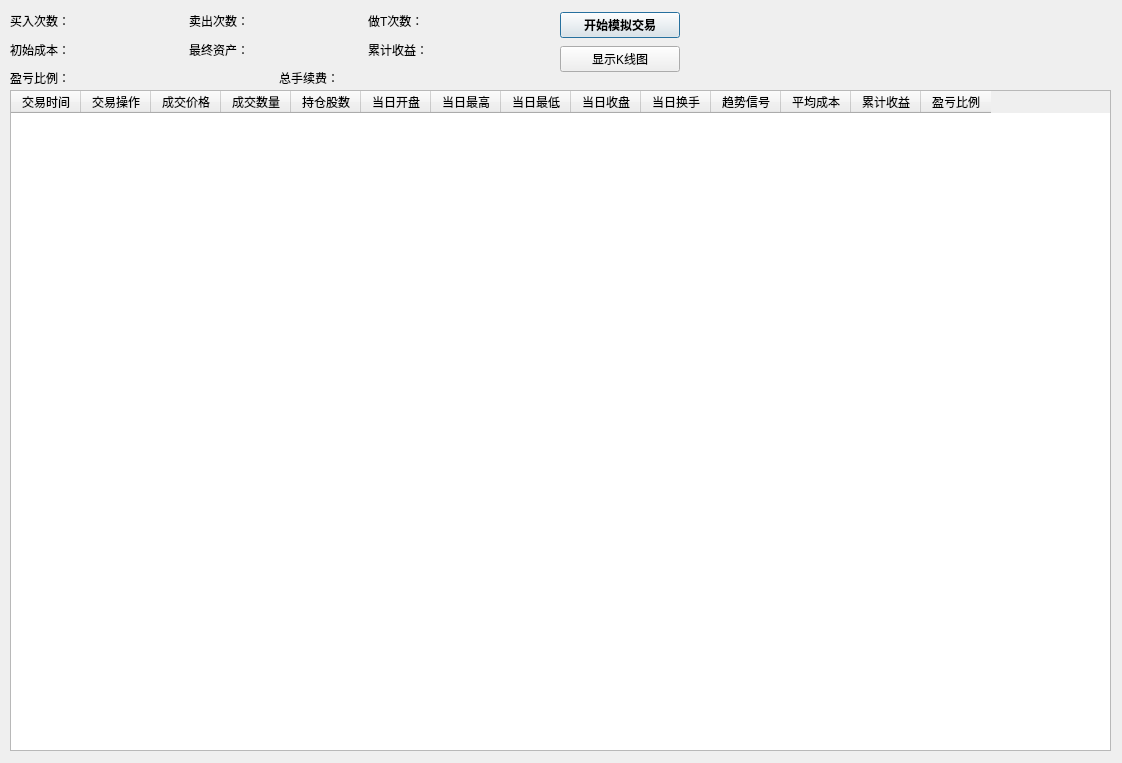
First picture: the form in QtDesign/TradeSimulator.ui, repository victor647/QuantumStockTrade, before the edit.
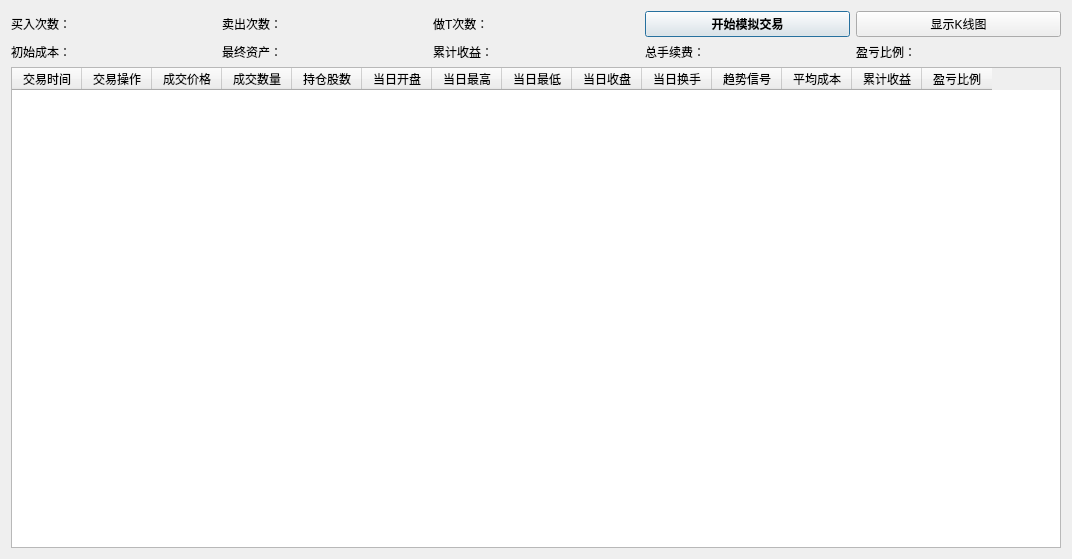
Second picture: the form after the edit.

```diff
--- a/QtDesign/TradeSimulator.ui
+++ b/QtDesign/TradeSimulator.ui
@@ -6,22 +6,154 @@
    <rect>
     <x>0</x>
     <y>0</y>
-    <width>1122</width>
-    <height>763</height>
+    <width>1072</width>
+    <height>559</height>
    </rect>
   </property>
   <property name="windowTitle">
    <string>模拟交易</string>
   </property>
+  <layout class="QVBoxLayout" name="verticalLayout">
+   <item>
+    <layout class="QHBoxLayout" name="horizontalLayout">
+     <item>
+      <widget class="QLabel" name="lblBuyCount">
+       <property name="font">
+        <font>
+         <family>Helvetica</family>
+         <pointsize>9</pointsize>
+        </font>
+       </property>
+       <property name="text">
+        <string>买入次数：</string>
+       </property>
+      </widget>
+     </item>
+     <item>
+      <widget class="QLabel" name="lblSellCount">
+       <property name="font">
+        <font>
+         <family>Helvetica</family>
+         <pointsize>9</pointsize>
+        </font>
+       </property>
+       <property name="text">
+        <string>卖出次数：</string>
+       </property>
+      </widget>
+     </item>
+     <item>
+      <widget class="QLabel" name="lblSameDayPerformance">
+       <property name="font">
+        <font>
+         <family>Helvetica</family>
+         <pointsize>9</pointsize>
+        </font>
+       </property>
+       <property name="text">
+        <string>做T次数：</string>
+       </property>
+      </widget>
+     </item>
+     <item>
+      <widget class="QPushButton" name="btnStartTrading">
+       <property name="font">
+        <font>
+         <family>Helvetica</family>
+         <weight>75</weight>
+         <bold>true</bold>
+        </font>
+       </property>
+       <property name="text">
+        <string>开始模拟交易</string>
+       </property>
+      </widget>
+     </item>
+     <item>
+      <widget class="QPushButton" name="btnShowDiagram">
+       <property name="font">
+        <font>
+         <family>Helvetica</family>
+        </font>
+       </property>
+       <property name="text">
+        <string>显示K线图</string>
+       </property>
+      </widget>
+     </item>
+    </layout>
+   </item>
+   <item>
+    <layout class="QHBoxLayout" name="horizontalLayout_2">
+     <item>
+      <widget class="QLabel" name="lblOriginalInvestment">
+       <property name="font">
+        <font>
+         <family>Helvetica</family>
+         <pointsize>9</pointsize>
+        </font>
+       </property>
+       <property name="text">
+        <string>初始成本：</string>
+       </property>
+      </widget>
+     </item>
+     <item>
+      <widget class="QLabel" name="lblFinalAsset">
+       <property name="font">
+        <font>
+         <family>Helvetica</family>
+         <pointsize>9</pointsize>
+        </font>
+       </property>
+       <property name="text">
+        <string>最终资产：</string>
+       </property>
+      </widget>
+     </item>
+     <item>
+      <widget class="QLabel" name="lblTotalProfit">
+       <property name="font">
+        <font>
+         <family>Helvetica</family>
+         <pointsize>9</pointsize>
+        </font>
+       </property>
+       <property name="text">
+        <string>累计收益：</string>
+       </property>
+      </widget>
+     </item>
+     <item>
+      <widget class="QLabel" name="lblTotalFee">
+       <property name="font">
+        <font>
+         <family>Helvetica</family>
+         <pointsize>9</pointsize>
+        </font>
+       </property>
+       <property name="text">
+        <string>总手续费：</string>
+       </property>
+      </widget>
+     </item>
+     <item>
+      <widget class="QLabel" name="lblTotalReturn">
+       <property name="font">
+        <font>
+         <family>Helvetica</family>
+         <pointsize>9</pointsize>
+        </font>
+       </property>
+       <property name="text">
+        <string>盈亏比例：</string>
+       </property>
+      </widget>
+     </item>
+    </layout>
+   </item>
+   <item>
   <widget class="QTableWidget" name="tblTradeHistory">
-   <property name="geometry">
-    <rect>
-     <x>10</x>
-     <y>90</y>
-     <width>1101</width>
-     <height>661</height>
-    </rect>
-   </property>
    <property name="font">
     <font>
      <family>Helvetica</family>
@@ -111,178 +243,8 @@
     </property>
    </column>
   </widget>
-  <widget class="QWidget" name="layoutWidget">
-   <property name="geometry">
-    <rect>
-     <x>10</x>
-     <y>10</y>
-     <width>531</width>
-     <height>79</height>
-    </rect>
-   </property>
-   <property name="font">
-    <font>
-     <family>Helvetica</family>
-     <pointsize>9</pointsize>
-    </font>
-   </property>
-   <layout class="QVBoxLayout" name="verticalLayout_2">
-    <item>
-     <layout class="QHBoxLayout" name="horizontalLayout">
-      <item>
-       <widget class="QLabel" name="lblBuyCount">
-        <property name="font">
-         <font>
-          <family>Helvetica</family>
-          <pointsize>9</pointsize>
-         </font>
-        </property>
-        <property name="text">
-         <string>买入次数：</string>
-        </property>
-       </widget>
-      </item>
-      <item>
-       <widget class="QLabel" name="lblSellCount">
-        <property name="font">
-         <font>
-          <family>Helvetica</family>
-          <pointsize>9</pointsize>
-         </font>
-        </property>
-        <property name="text">
-         <string>卖出次数：</string>
-        </property>
-       </widget>
-      </item>
-      <item>
-       <widget class="QLabel" name="lblSameDayPerformance">
-        <property name="font">
-         <font>
-          <family>Helvetica</family>
-          <pointsize>9</pointsize>
-         </font>
-        </property>
-        <property name="text">
-         <string>做T次数：</string>
-        </property>
-       </widget>
-      </item>
-     </layout>
-    </item>
-    <item>
-     <layout class="QHBoxLayout" name="horizontalLayout_2">
-      <item>
-       <widget class="QLabel" name="lblOriginalInvestment">
-        <property name="font">
-         <font>
-          <family>Helvetica</family>
-          <pointsize>9</pointsize>
-         </font>
-        </property>
-        <property name="text">
-         <string>初始成本：</string>
-        </property>
-       </widget>
-      </item>
-      <item>
-       <widget class="QLabel" name="lblFinalAsset">
-        <property name="font">
-         <font>
-          <family>Helvetica</family>
-          <pointsize>9</pointsize>
-         </font>
-        </property>
-        <property name="text">
-         <string>最终资产：</string>
-        </property>
-       </widget>
-      </item>
-      <item>
-       <widget class="QLabel" name="lblTotalProfit">
-        <property name="font">
-         <font>
-          <family>Helvetica</family>
-          <pointsize>9</pointsize>
-         </font>
-        </property>
-        <property name="text">
-         <string>累计收益：</string>
-        </property>
-       </widget>
-      </item>
-     </layout>
-    </item>
-    <item>
-     <layout class="QHBoxLayout" name="horizontalLayout_3">
-      <item>
-       <widget class="QLabel" name="lblTotalReturn">
-        <property name="font">
-         <font>
-          <family>Helvetica</family>
-          <pointsize>9</pointsize>
-         </font>
-        </property>
-        <property name="text">
-         <string>盈亏比例：</string>
-        </property>
-       </widget>
-      </item>
-      <item>
-       <widget class="QLabel" name="lblTotalFee">
-        <property name="font">
-         <font>
-          <family>Helvetica</family>
-          <pointsize>9</pointsize>
-         </font>
-        </property>
-        <property name="text">
-         <string>总手续费：</string>
-        </property>
-       </widget>
-      </item>
-     </layout>
-    </item>
-   </layout>
-  </widget>
-  <widget class="QWidget" name="layoutWidget">
-   <property name="geometry">
-    <rect>
-     <x>560</x>
-     <y>10</y>
-     <width>120</width>
-     <height>66</height>
-    </rect>
-   </property>
-   <layout class="QVBoxLayout" name="verticalLayout">
-    <item>
-     <widget class="QPushButton" name="btnStartTrading">
-      <property name="font">
-       <font>
-        <family>Helvetica</family>
-        <weight>75</weight>
-        <bold>true</bold>
-       </font>
-      </property>
-      <property name="text">
-       <string>开始模拟交易</string>
-      </property>
-     </widget>
-    </item>
-    <item>
-     <widget class="QPushButton" name="btnShowDiagram">
-      <property name="font">
-       <font>
-        <family>Helvetica</family>
-       </font>
-      </property>
-      <property name="text">
-       <string>显示K线图</string>
-      </property>
-     </widget>
-    </item>
-   </layout>
-  </widget>
+   </item>
+  </layout>
  </widget>
  <resources/>
  <connections>
```
Lines whose indentation alone changed are shown as unchanged.
